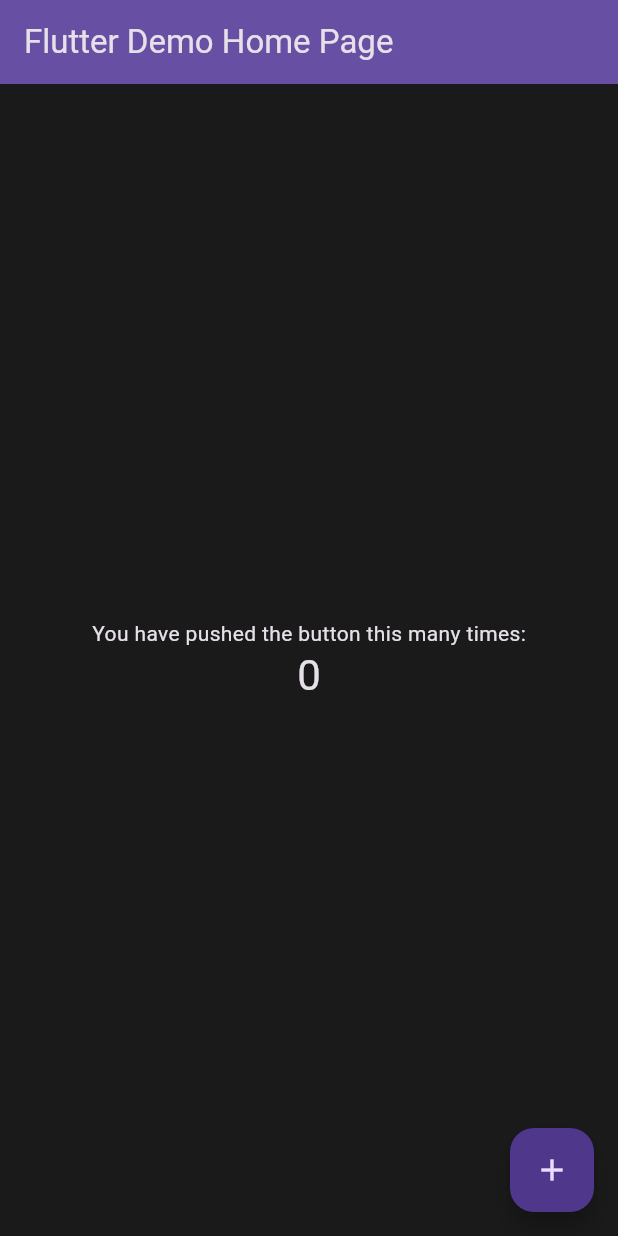
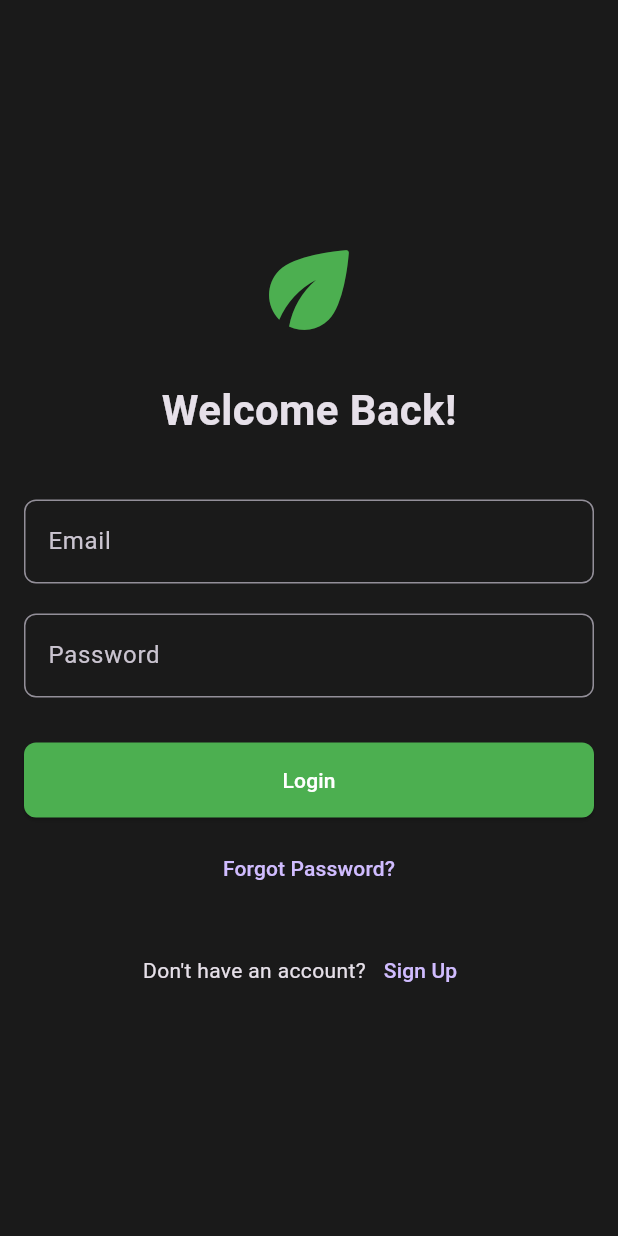
Before and after one commit to Yehia404/Smart-Hydroponic-App, a Flutter app: the screen it shows after launch, on a phone screen of 412 x 824 dp. Run offline on Flutter 3.47's test engine with Material 3 defaults, Android fonts, the phone set to English and light mode, and no system bars.

Commit message:
Initial Login Page

```diff
--- a/lib/main.dart
+++ b/lib/main.dart
@@ -1,4 +1,5 @@
 import 'package:flutter/material.dart';
+import 'view/auth/login_screen.dart';
 
 void main() {
   runApp(const MyApp());
@@ -11,7 +12,7 @@
   @override
   Widget build(BuildContext context) {
     return MaterialApp(
-      title: 'Flutter Demo',
+      title: 'SMART Hydroponic',
       theme: ThemeData.dark().copyWith(
         primaryColor: Colors.green,
         scaffoldBackgroundColor: const Color(0xFF1a1a1a),
@@ -29,93 +30,7 @@
           ),
         ),
       ),
-      home: const MyHomePage(title: 'Flutter Demo Home Page'),
+      home: const LoginScreen(),
     );
   }
 }
-
-class MyHomePage extends StatefulWidget {
-  const MyHomePage({super.key, required this.title});
-
-  // This widget is the home page of your application. It is stateful, meaning
-  // that it has a State object (defined below) that contains fields that affect
-  // how it looks.
-
-  // This class is the configuration for the state. It holds the values (in this
-  // case the title) provided by the parent (in this case the App widget) and
-  // used by the build method of the State. Fields in a Widget subclass are
-  // always marked "final".
-
-  final String title;
-
-  @override
-  State<MyHomePage> createState() => _MyHomePageState();
-}
-
-class _MyHomePageState extends State<MyHomePage> {
-  int _counter = 0;
-
-  void _incrementCounter() {
-    setState(() {
-      // This call to setState tells the Flutter framework that something has
-      // changed in this State, which causes it to rerun the build method below
-      // so that the display can reflect the updated values. If we changed
-      // _counter without calling setState(), then the build method would not be
-      // called again, and so nothing would appear to happen.
-      _counter++;
-    });
-  }
-
-  @override
-  Widget build(BuildContext context) {
-    // This method is rerun every time setState is called, for instance as done
-    // by the _incrementCounter method above.
-    //
-    // The Flutter framework has been optimized to make rerunning build methods
-    // fast, so that you can just rebuild anything that needs updating rather
-    // than having to individually change instances of widgets.
-    return Scaffold(
-      appBar: AppBar(
-        // TRY THIS: Try changing the color here to a specific color (to
-        // Colors.amber, perhaps?) and trigger a hot reload to see the AppBar
-        // change color while the other colors stay the same.
-        backgroundColor: Theme.of(context).colorScheme.inversePrimary,
-        // Here we take the value from the MyHomePage object that was created by
-        // the App.build method, and use it to set our appbar title.
-        title: Text(widget.title),
-      ),
-      body: Center(
-        // Center is a layout widget. It takes a single child and positions it
-        // in the middle of the parent.
-        child: Column(
-          // Column is also a layout widget. It takes a list of children and
-          // arranges them vertically. By default, it sizes itself to fit its
-          // children horizontally, and tries to be as tall as its parent.
-          //
-          // Column has various properties to control how it sizes itself and
-          // how it positions its children. Here we use mainAxisAlignment to
-          // center the children vertically; the main axis here is the vertical
-          // axis because Columns are vertical (the cross axis would be
-          // horizontal).
-          //
-          // TRY THIS: Invoke "debug painting" (choose the "Toggle Debug Paint"
-          // action in the IDE, or press "p" in the console), to see the
-          // wireframe for each widget.
-          mainAxisAlignment: MainAxisAlignment.center,
-          children: <Widget>[
-            const Text('You have pushed the button this many times:'),
-            Text(
-              '$_counter',
-              style: Theme.of(context).textTheme.headlineMedium,
-            ),
-          ],
-        ),
-      ),
-      floatingActionButton: FloatingActionButton(
-        onPressed: _incrementCounter,
-        tooltip: 'Increment',
-        child: const Icon(Icons.add),
-      ), // This trailing comma makes auto-formatting nicer for build methods.
-    );
-  }
-}
--- /dev/null
+++ b/lib/view/auth/login_screen.dart
@@ -0,0 +1,69 @@
+import 'package:flutter/material.dart';
+
+class LoginScreen extends StatefulWidget {
+  const LoginScreen({super.key});
+
+  @override
+  State<LoginScreen> createState() => _LoginScreenState();
+}
+
+class _LoginScreenState extends State<LoginScreen> {
+  final TextEditingController _emailController = TextEditingController();
+  final TextEditingController _passwordController = TextEditingController();
+
+  @override
+  Widget build(BuildContext context) {
+    return Scaffold(
+      body: SafeArea(
+        child: Padding(
+          padding: const EdgeInsets.all(16.0),
+          child: Center(
+            child: SingleChildScrollView(
+              child: Column(
+                mainAxisAlignment: MainAxisAlignment.center,
+                children: [
+                  const Icon(Icons.eco_rounded, size: 80, color: Colors.green),
+                  const SizedBox(height: 20),
+                  const Text(
+                    'Welcome Back!',
+                    style: TextStyle(fontSize: 28, fontWeight: FontWeight.bold),
+                  ),
+                  const SizedBox(height: 40),
+                  TextField(
+                    controller: _emailController,
+                    decoration: const InputDecoration(labelText: 'Email'),
+                    keyboardType: TextInputType.emailAddress,
+                  ),
+                  const SizedBox(height: 20),
+                  TextField(
+                    controller: _passwordController,
+                    obscureText: true,
+                    decoration: const InputDecoration(labelText: 'Password'),
+                  ),
+                  const SizedBox(height: 30),
+                  ElevatedButton(onPressed: () {}, child: const Text('Login')),
+                  const SizedBox(height: 10),
+                  TextButton(
+                    onPressed: () {},
+                    child: const Text('Forgot Password?'),
+                  ),
+                  const SizedBox(height: 20),
+                  Row(
+                    mainAxisAlignment: MainAxisAlignment.center,
+                    children: [
+                      const Text("Don't have an account?"),
+                      TextButton(
+                        onPressed: () {},
+                        child: const Text('Sign Up'),
+                      ),
+                    ],
+                  ),
+                ],
+              ),
+            ),
+          ),
+        ),
+      ),
+    );
+  }
+}
```
